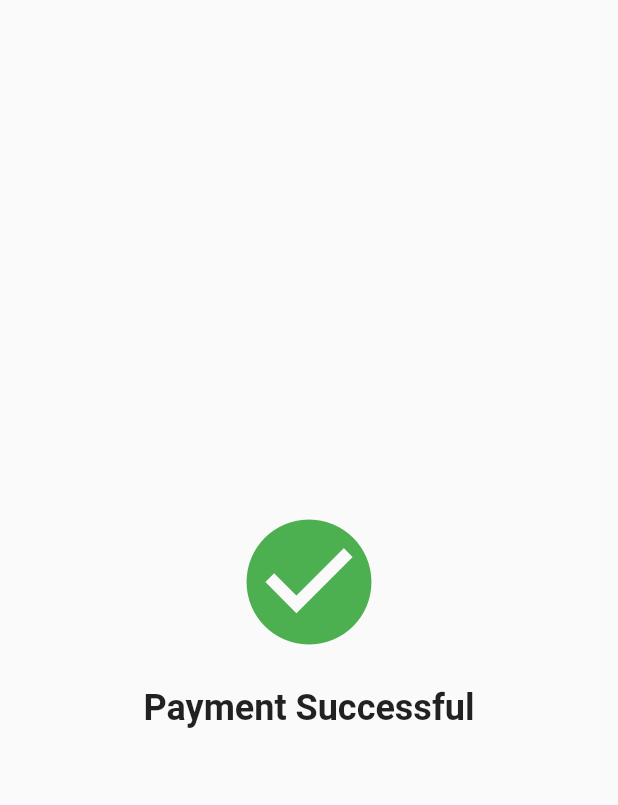
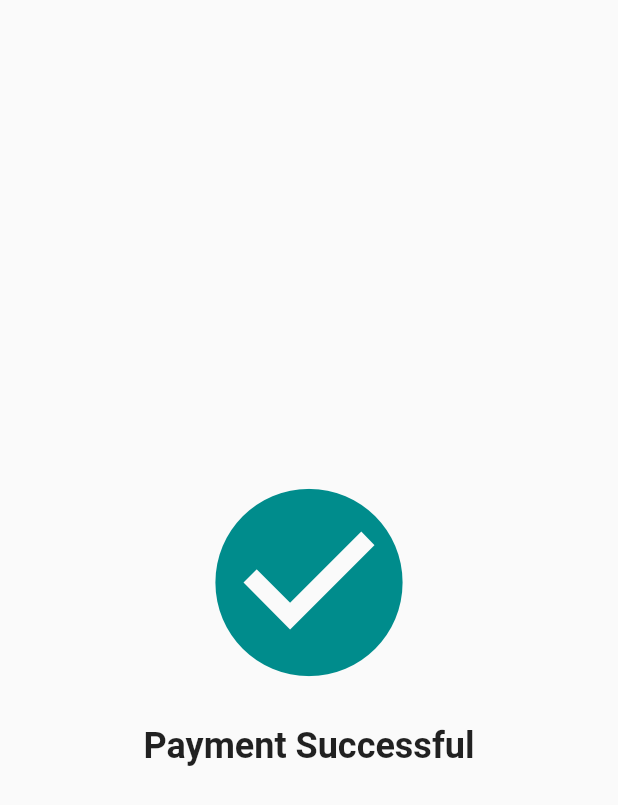
Before and after one commit to alidogangullu/project_web, a Flutter app: the PaymentSuccessScreen screen opened directly, on a phone screen of 412 x 824 dp. Shown: the top 805 px of the screen. Run offline on Flutter 3.47's test engine with Material 2 defaults, Android fonts, the phone set to English and light mode, and no system bars; our stand-ins replace cloud_firestore, firebase_core, geolocator, location, slide_to_act; missing offline and left inert: dart:html; accounts and stored records are empty; statements that could not run were skipped.

Commit message:
payment success screen ui color change

```diff
--- a/lib/order.dart
+++ b/lib/order.dart
@@ -555,14 +555,14 @@ class PaymentSuccessScreen extends StatelessWidget {
       body: Center(
         child: Column(
           mainAxisAlignment: MainAxisAlignment.center,
-          children: const [
+          children: [
             Icon(
               Icons.check_circle,
-              size: 100,
-              color: Colors.green,
+              size: 150,
+              color: Theme.of(context).primaryColor,
             ),
-            SizedBox(height: 20),
-            Text(
+            const SizedBox(height: 20),
+            const Text(
               'Payment Successful',
               style: TextStyle(fontSize: 24, fontWeight: FontWeight.bold),
             ),
```
